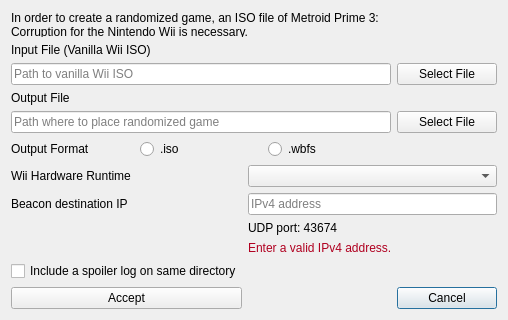
First picture: the form in randovania/games/prime3/gui/ui_files/corruption_game_export_dialog.ui, repository reedwhaley/corruptovania, before the edit.
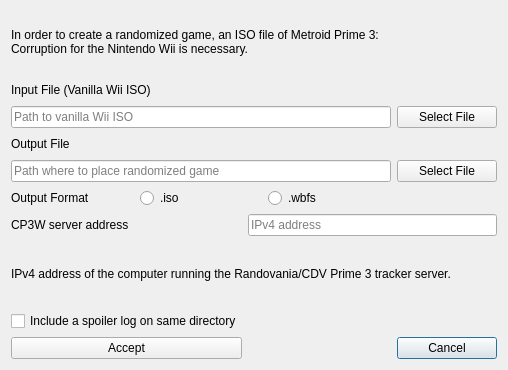
Second picture: the form after the edit.

Commit message: Replace Prime 3 UDP runtime with TCP tracker integration

Diff of the .ui file:
```diff
--- a/randovania/games/prime3/gui/ui_files/corruption_game_export_dialog.ui
+++ b/randovania/games/prime3/gui/ui_files/corruption_game_export_dialog.ui
@@ -7,7 +7,7 @@
     <x>0</x>
     <y>0</y>
     <width>508</width>
-    <height>320</height>
+    <height>370</height>
    </rect>
   </property>
   <property name="windowTitle">
@@ -141,45 +141,31 @@
    <item row="6" column="0">
     <widget class="QLabel" name="runtime_mode_label">
      <property name="text">
-      <string>Wii Hardware Runtime</string>
+      <string>CP3W server address</string>
      </property>
     </widget>
    </item>
    <item row="6" column="1" colspan="2">
-    <widget class="QComboBox" name="runtime_mode_combo"/>
-   </item>
-   <item row="7" column="0">
-    <widget class="QLabel" name="beacon_ip_label">
-     <property name="text">
-      <string>Beacon destination IP</string>
+    <widget class="QLineEdit" name="cp3w_server_address_edit">
+     <property name="toolTip">
+      <string>IPv4 address of the computer running the Randovania/CDV Prime 3 tracker server.</string>
      </property>
-    </widget>
-   </item>
-   <item row="7" column="1" colspan="2">
-    <widget class="QLineEdit" name="beacon_ip_edit">
      <property name="placeholderText">
       <string>IPv4 address</string>
      </property>
     </widget>
    </item>
-   <item row="8" column="1" colspan="2">
-    <widget class="QLabel" name="beacon_port_label">
+   <item row="7" column="0" colspan="3">
+    <widget class="QLabel" name="cp3w_server_address_help_label">
      <property name="text">
-      <string>UDP port: 43674</string>
+      <string>IPv4 address of the computer running the Randovania/CDV Prime 3 tracker server.</string>
      </property>
-    </widget>
-   </item>
-   <item row="9" column="1" colspan="2">
-    <widget class="QLabel" name="beacon_validation_label">
-     <property name="text">
-      <string>Enter a valid IPv4 address.</string>
+     <property name="wordWrap">
+      <bool>true</bool>
      </property>
-     <property name="styleSheet">
-      <string notr="true">color: #b00020;</string>
-     </property>
     </widget>
    </item>
-   <item row="10" column="0">
+   <item row="8" column="0">
     <widget class="QCheckBox" name="auto_save_spoiler_check">
      <property name="text">
       <string>Include a spoiler log on same directory</string>
```
Left out of the diff: 2 changed lines with no effect on the pictures. The commit also changes 33 other files.
